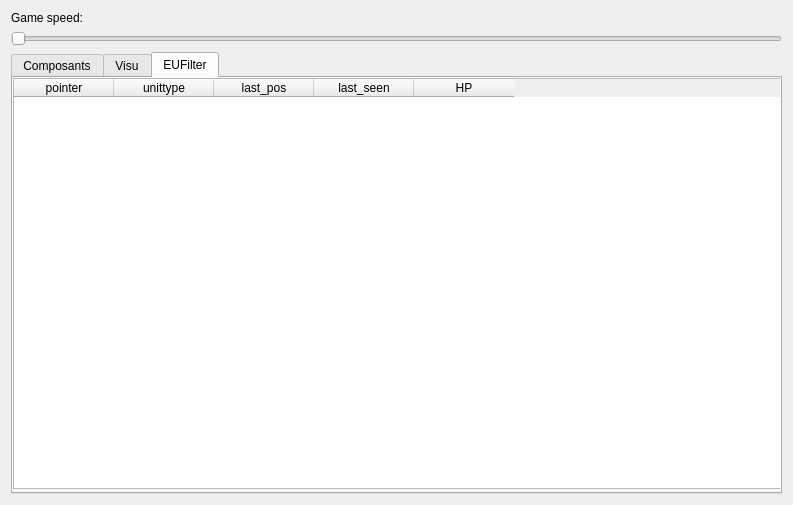
First picture: the form in src/AI-Monitor/menuwidget.ui, repository syhw/BroodwarBotQ, before the edit.
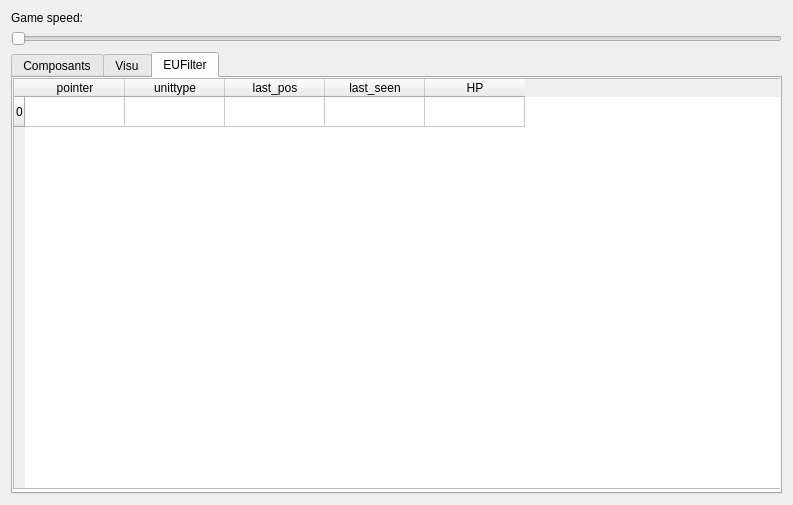
Second picture: the form after the edit.

```diff
--- a/src/AI-Monitor/menuwidget.ui
+++ b/src/AI-Monitor/menuwidget.ui
@@ -67,6 +67,11 @@
          <height>0</height>
         </size>
        </property>
+       <row>
+        <property name="text">
+         <string>0</string>
+        </property>
+       </row>
        <column>
         <property name="text">
          <string>pointer</string>
@@ -92,6 +97,11 @@
          <string>HP</string>
         </property>
        </column>
+       <item row="0" column="0">
+        <property name="text">
+         <string/>
+        </property>
+       </item>
       </widget>
      </widget>
     </widget>
```
